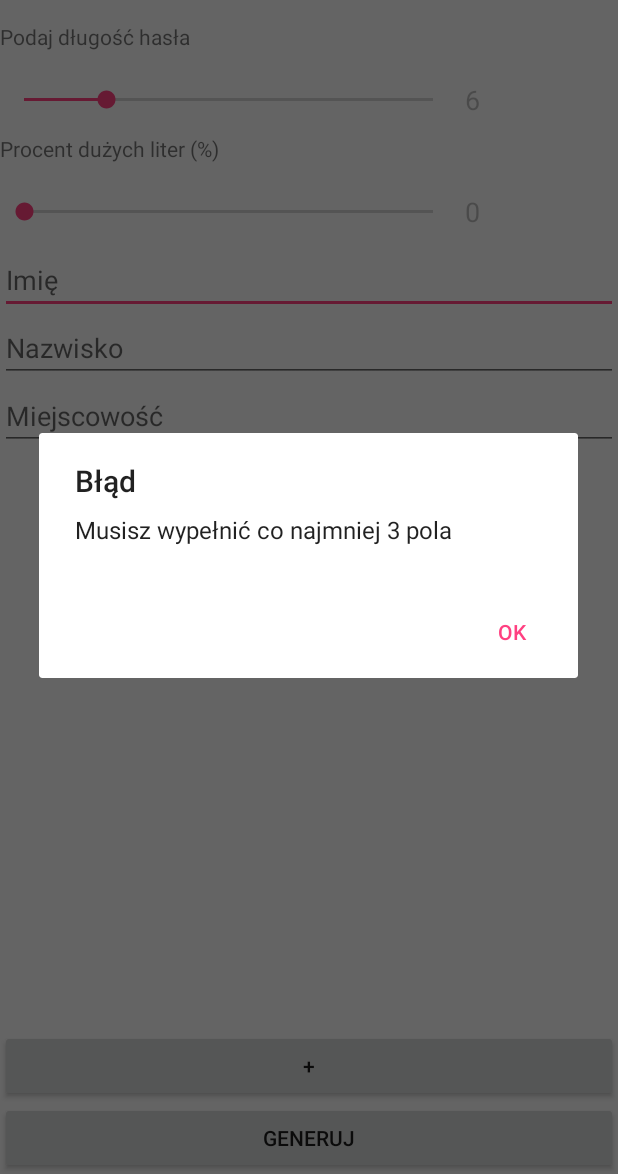
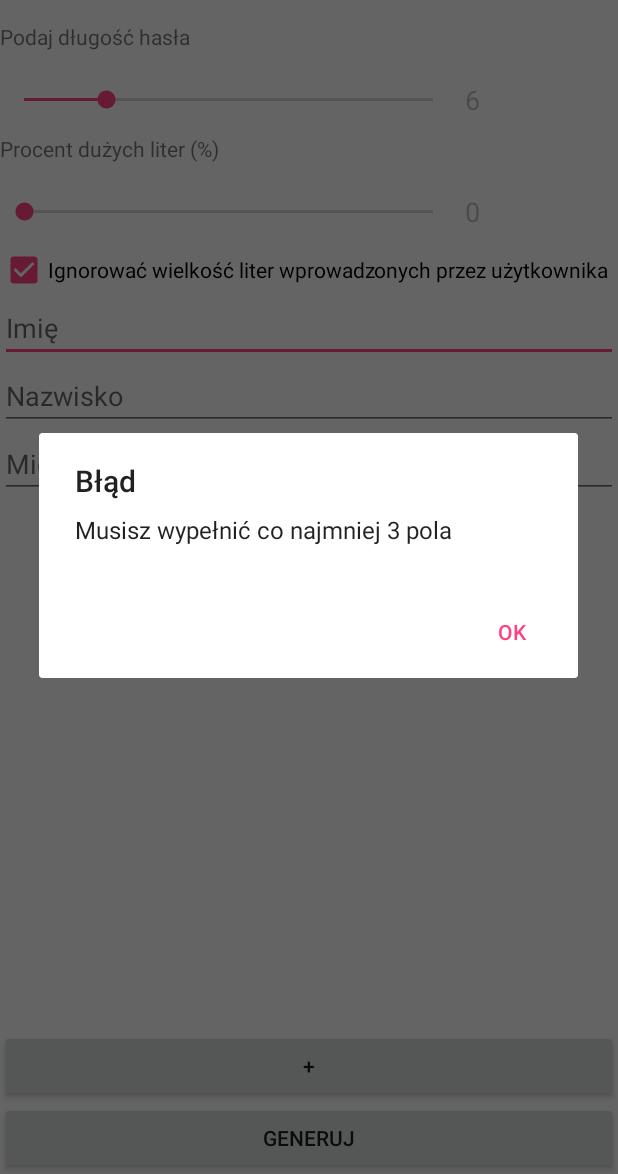
Before and after one commit to filipw2/projektGenerator, an Android app: the screen it shows after launch (MainActivity), after a tap on "GENERUJ", on a phone screen of 412 x 824 dp, the part 62-1236 px from its top. Run offline under Robolectric (Android 15) with nearby library versions, the phone set to English and light mode, and no system bars.

Commit message:
Uppercase ignore option

```diff
--- a/app/src/main/java/com/example/projekt/generator/Generator.java
+++ b/app/src/main/java/com/example/projekt/generator/Generator.java
@@ -15,6 +15,7 @@ public class Generator {
     private String specialChars;
     private String allData;
     private int upperCount;
+    private boolean ignore=true;
 
     public static Generator instance;
 
@@ -98,6 +99,9 @@ public class Generator {
             //my test algorithm
             //spaces removal
             allData = allData.replaceAll("\\s+", "");
+            if(ignore){
+                allData=allData.toLowerCase();
+            }
             //password generation
             while (generated.length() < passwordLength) {
                 //beginning of the string
@@ -173,5 +177,5 @@ public class Generator {
         allData="";
     }
 
-    public void setUpper(int i){upperCount=i;}
+    public void setUpper(int i, boolean j){upperCount=i; ignore=j;}
 }
--- a/app/src/main/java/com/example/projekt/generator/MainActivity.java
+++ b/app/src/main/java/com/example/projekt/generator/MainActivity.java
@@ -13,6 +13,7 @@ import android.view.Menu;
 import android.view.MenuItem;
 import android.view.View;
 import android.widget.Button;
+import android.widget.CheckBox;
 import android.widget.EditText;
 import android.widget.LinearLayout;
 import android.widget.SeekBar;
@@ -32,6 +33,8 @@ public class MainActivity extends AppCompatActivity {
     private WakefulReceiver wr;
     public static final String EXTRA_MESSAGE = "com.example.myfirstapp.MESSAGE";
     int passwordLength;
+    boolean ignore=true;
+    TextView upp;
 
     @Override
     protected void onCreate(Bundle savedInstanceState) {
@@ -39,6 +42,8 @@ public class MainActivity extends AppCompatActivity {
         setContentView(R.layout.activity_main);
 
         PreferenceManager.setDefaultValues(this, R.xml.preferences, true);
+
+
         final TextView tv = (EditText) findViewById(R.id.passwordLength);
         tv.setFocusable(false);
         tv.setEnabled(false);
@@ -47,7 +52,7 @@ public class MainActivity extends AppCompatActivity {
         tv.setKeyListener(null);
         tv.setBackgroundColor(Color.TRANSPARENT);
 
-        final TextView upp = (EditText) findViewById(R.id.upper);
+        upp = (EditText) findViewById(R.id.upper);
         upp.setFocusable(false);
         upp.setEnabled(false);
         upp.setText("0");
@@ -78,7 +83,6 @@ public class MainActivity extends AppCompatActivity {
             @Override
             public void onProgressChanged(SeekBar seekBar, int progress, boolean fromUser) {
                 upp.setText(String.valueOf(progress));
-                gen.setUpper(Integer.parseInt(upp.getText().toString()));
             }
 
             @Override
@@ -151,7 +155,14 @@ public class MainActivity extends AppCompatActivity {
         //clearing generator fields
         gen.clear();
         //fetching data from user
-
+        CheckBox cb = (CheckBox) findViewById(R.id.checkBox);
+        if (cb.isChecked()) {
+            ignore=true;
+        }
+        else {
+            ignore = false;
+        }
+        gen.setUpper(Integer.parseInt(upp.getText().toString()), ignore);
 
         try {
             if (setData()) {
--- a/app/src/main/res/layout/activity_main.xml
+++ b/app/src/main/res/layout/activity_main.xml
@@ -64,6 +64,13 @@
             android:layout_weight="0.33"
             android:inputType="number" />
     </LinearLayout>
+    <CheckBox
+        android:id="@+id/checkBox"
+        android:layout_width="match_parent"
+        android:layout_height="wrap_content"
+        android:checked="true"
+        android:text="@string/ignore" />
+
 
     <LinearLayout
         android:id="@+id/field_container"
--- a/app/src/main/res/values/strings.xml
+++ b/app/src/main/res/values/strings.xml
@@ -15,4 +15,5 @@
     <string name="name">Imię</string>
     <string name="surname">Nazwisko</string>
     <string name="location">Mejscowość</string>
+    <string name="ignore">Ignorować wielkość liter wprowadzonych przez użytkownika</string>
 </resources>
```
